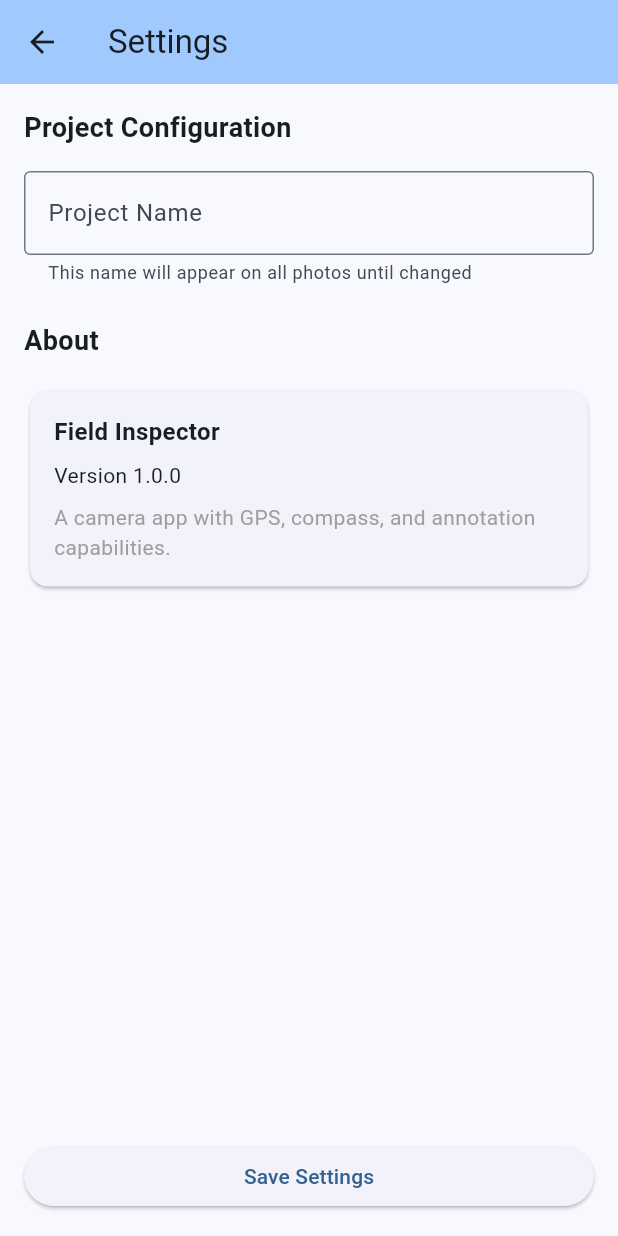
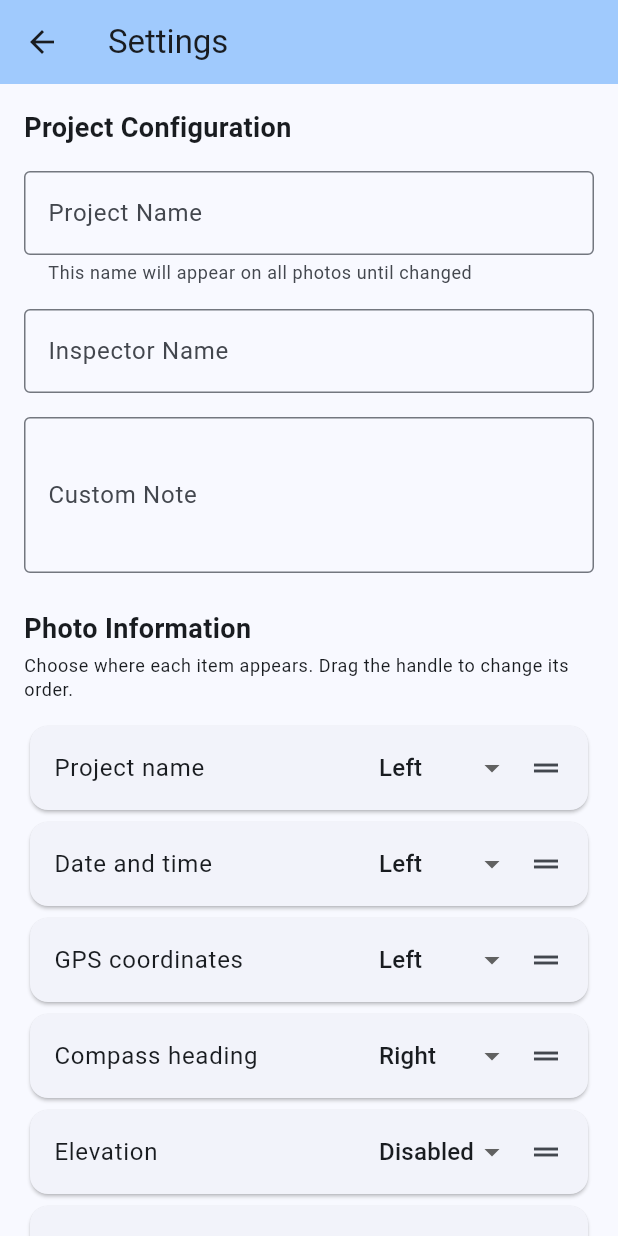
Before and after one commit to pizzabagel88/Field_Inspector, a Flutter app: the SettingsScreen screen opened directly, on a phone screen of 412 x 824 dp. Run offline on Flutter 3.47's test engine with Material 3 defaults, Android fonts, the phone set to English and light mode, and no system bars; our stand-ins replace camera, geolocator, permission_handler, sensors_plus, shared_preferences; accounts and stored records are empty.

Commit message:
Add configurable photo annotations

```diff
--- /dev/null
+++ b/lib/models/annotation_settings.dart
@@ -0,0 +1,103 @@
+import 'dart:convert';
+
+import 'package:shared_preferences/shared_preferences.dart';
+
+enum AnnotationPlacement { left, right, disabled }
+
+class AnnotationItem {
+  const AnnotationItem({
+    required this.id,
+    required this.label,
+    required this.placement,
+  });
+
+  final String id;
+  final String label;
+  final AnnotationPlacement placement;
+
+  AnnotationItem copyWith({AnnotationPlacement? placement}) {
+    return AnnotationItem(
+      id: id,
+      label: label,
+      placement: placement ?? this.placement,
+    );
+  }
+}
+
+class AnnotationSettings {
+  AnnotationSettings(this.items);
+
+  static const _preferencesKey = 'annotation_settings';
+  final List<AnnotationItem> items;
+
+  static const defaults = <AnnotationItem>[
+    AnnotationItem(
+        id: 'project_name',
+        label: 'Project name',
+        placement: AnnotationPlacement.left),
+    AnnotationItem(
+        id: 'date_time',
+        label: 'Date and time',
+        placement: AnnotationPlacement.left),
+    AnnotationItem(
+        id: 'coordinates',
+        label: 'GPS coordinates',
+        placement: AnnotationPlacement.left),
+    AnnotationItem(
+        id: 'compass',
+        label: 'Compass heading',
+        placement: AnnotationPlacement.right),
+    AnnotationItem(
+        id: 'elevation',
+        label: 'Elevation',
+        placement: AnnotationPlacement.disabled),
+    AnnotationItem(
+        id: 'inspector_name',
+        label: 'Inspector name',
+        placement: AnnotationPlacement.disabled),
+    AnnotationItem(
+        id: 'custom_note',
+        label: 'Custom note',
+        placement: AnnotationPlacement.disabled),
+    AnnotationItem(
+        id: 'photo_sequence',
+        label: 'Photo sequence number',
+        placement: AnnotationPlacement.disabled),
+  ];
+
+  static Future<AnnotationSettings> load(SharedPreferences preferences) async {
+    final savedValue = preferences.getString(_preferencesKey);
+    if (savedValue == null) return AnnotationSettings(List.of(defaults));
+
+    try {
+      final decoded = jsonDecode(savedValue) as List<dynamic>;
+      final savedItems = <AnnotationItem>[];
+      for (final value in decoded) {
+        final map = value as Map<String, dynamic>;
+        final id = map['id'] as String;
+        final definition = defaults.where((item) => item.id == id).firstOrNull;
+        final placement = AnnotationPlacement.values
+            .where((value) => value.name == map['placement'])
+            .firstOrNull;
+        if (definition != null && placement != null) {
+          savedItems.add(definition.copyWith(placement: placement));
+        }
+      }
+      for (final definition in defaults) {
+        if (!savedItems.any((item) => item.id == definition.id)) {
+          savedItems.add(definition);
+        }
+      }
+      return AnnotationSettings(savedItems);
+    } catch (_) {
+      return AnnotationSettings(List.of(defaults));
+    }
+  }
+
+  Future<void> save(SharedPreferences preferences) async {
+    final value = items
+        .map((item) => {'id': item.id, 'placement': item.placement.name})
+        .toList();
+    await preferences.setString(_preferencesKey, jsonEncode(value));
+  }
+}
--- a/lib/screens/camera_screen.dart
+++ b/lib/screens/camera_screen.dart
@@ -6,9 +6,10 @@ import 'package:geolocator/geolocator.dart';
 import 'package:sensors_plus/sensors_plus.dart';
 import 'package:shared_preferences/shared_preferences.dart';
 import 'package:path_provider/path_provider.dart';
-import 'package:path/path.dart' as path;
 import 'package:intl/intl.dart';
 import 'dart:math' as math;
+
+import '../models/annotation_settings.dart';
 
 class CameraScreen extends StatefulWidget {
   const CameraScreen({super.key});
@@ -21,6 +22,10 @@ class _CameraScreenState extends State<CameraScreen> {
   CameraController? _controller;
   List<CameraDescription>? _cameras;
   String? _projectName;
+  String _inspectorName = '';
+  String _customNote = '';
+  int _photoSequence = 1;
+  List<AnnotationItem> _annotationItems = List.of(AnnotationSettings.defaults);
   Position? _currentPosition;
   double? _compassDirection;
   StreamSubscription<Position>? _positionSubscription;
@@ -36,7 +41,7 @@ class _CameraScreenState extends State<CameraScreen> {
   void initState() {
     super.initState();
     _initializeCamera();
-    _loadProjectName();
+    _loadSettings();
     _startLocationUpdates();
     _startCompassUpdates();
   }
@@ -68,10 +73,16 @@ class _CameraScreenState extends State<CameraScreen> {
     }
   }
 
-  Future<void> _loadProjectName() async {
+  Future<void> _loadSettings() async {
     final prefs = await SharedPreferences.getInstance();
+    final annotationSettings = await AnnotationSettings.load(prefs);
+    if (!mounted) return;
     setState(() {
       _projectName = prefs.getString('project_name') ?? 'Default Project';
+      _inspectorName = prefs.getString('inspector_name') ?? '';
+      _customNote = prefs.getString('custom_note') ?? '';
+      _photoSequence = prefs.getInt('photo_sequence') ?? 1;
+      _annotationItems = annotationSettings.items;
     });
   }
 
@@ -101,8 +112,9 @@ class _CameraScreenState extends State<CameraScreen> {
       distanceFilter: 10,
     );
 
-    _positionSubscription = Geolocator.getPositionStream(locationSettings: locationSettings)
-        .listen((Position position) {
+    _positionSubscription =
+        Geolocator.getPositionStream(locationSettings: locationSettings).listen(
+            (Position position) {
       if (mounted) {
         setState(() {
           _currentPosition = position;
@@ -114,7 +126,8 @@ class _CameraScreenState extends State<CameraScreen> {
   }
 
   void _startCompassUpdates() {
-    _magnetometerSubscription = magnetometerEventStream().listen((MagnetometerEvent event) {
+    _magnetometerSubscription =
+        magnetometerEventStream().listen((MagnetometerEvent event) {
       if (mounted) {
         setState(() {
           _magnetometerValues = [event.x, event.y, event.z];
@@ -125,7 +138,9 @@ class _CameraScreenState extends State<CameraScreen> {
   }
 
   double? _calculateCompassDirection() {
-    if (_magnetometerValues == null || _magnetometerValues!.length < 3) return null;
+    if (_magnetometerValues == null || _magnetometerValues!.length < 3) {
+      return null;
+    }
 
     final x = _magnetometerValues![0];
     final y = _magnetometerValues![1];
@@ -178,6 +193,66 @@ class _CameraScreenState extends State<CameraScreen> {
     return DateFormat('MMM d, yyyy h:mm a').format(now);
   }
 
+  String _formatElevation(Position? position) {
+    if (position == null) return 'Elevation: N/A';
+    return 'Elevation: ${position.altitude.toStringAsFixed(1)} m';
+  }
+
+  String _annotationText(String id) {
+    switch (id) {
+      case 'project_name':
+        final projectName = _projectName?.trim() ?? '';
+        return projectName.isEmpty ? 'Default Project' : projectName;
+      case 'date_time':
+        return _formatDateTime();
+      case 'coordinates':
+        return _formatCoordinates(_currentPosition);
+      case 'compass':
+        return _formatCompassDirection(_compassDirection);
+      case 'elevation':
+        return _formatElevation(_currentPosition);
+      case 'inspector_name':
+        return _inspectorName.isEmpty
+            ? 'Inspector: N/A'
+            : 'Inspector: $_inspectorName';
+      case 'custom_note':
+        return _customNote.isEmpty ? 'Note: N/A' : 'Note: $_customNote';
+      case 'photo_sequence':
+        return 'Photo #${_photoSequence.toString().padLeft(4, '0')}';
+      default:
+        return '';
+    }
+  }
+
+  Widget _buildAnnotationColumn(AnnotationPlacement placement) {
+    final items =
+        _annotationItems.where((item) => item.placement == placement).toList();
+
+    return Expanded(
+      child: Column(
+        crossAxisAlignment: placement == AnnotationPlacement.left
+            ? CrossAxisAlignment.start
+            : CrossAxisAlignment.end,
+        mainAxisSize: MainAxisSize.min,
+        children: items
+            .map(
+              (item) => Text(
+                _annotationText(item.id),
+                textAlign: placement == AnnotationPlacement.left
+                    ? TextAlign.left
+                    : TextAlign.right,
+                style: const TextStyle(
+                  color: Colors.white,
+                  fontSize: 10,
+                  fontWeight: FontWeight.normal,
+                ),
+              ),
+            )
+            .toList(),
+      ),
+    );
+  }
+
   Future<void> _takePicture() async {
     if (_controller == null || !_controller!.value.isInitialized) return;
 
@@ -204,7 +279,14 @@ class _CameraScreenState extends State<CameraScreen> {
 
       await File(annotatedImage.path).copy(savedPath);
 
+      final preferences = await SharedPreferences.getInstance();
+      final nextSequence = _photoSequence + 1;
+      await preferences.setInt('photo_sequence', nextSequence);
+
       if (mounted) {
+        setState(() {
+          _photoSequence = nextSequence;
+        });
         ScaffoldMessenger.of(context).showSnackBar(
           SnackBar(content: Text('Photo saved to $savedPath')),
         );
@@ -317,50 +399,10 @@ class _CameraScreenState extends State<CameraScreen> {
                   right: 16,
                   bottom: 100,
                   child: Row(
-                    mainAxisAlignment: MainAxisAlignment.spaceBetween,
                     children: [
-                      // Left side: Project name, date/time, GPS
-                      Expanded(
-                        child: Column(
-                          crossAxisAlignment: CrossAxisAlignment.start,
-                          mainAxisSize: MainAxisSize.min,
-                          children: [
-                            Text(
-                              _projectName ?? 'Default Project',
-                              style: const TextStyle(
-                                color: Colors.white,
-                                fontSize: 10,
-                                fontWeight: FontWeight.normal,
-                              ),
-                            ),
-                            Text(
-                              _formatDateTime(),
-                              style: const TextStyle(
-                                color: Colors.white,
-                                fontSize: 10,
-                                fontWeight: FontWeight.normal,
-                              ),
-                            ),
-                            Text(
-                              _formatCoordinates(_currentPosition),
-                              style: const TextStyle(
-                                color: Colors.white,
-                                fontSize: 10,
-                                fontWeight: FontWeight.normal,
-                              ),
-                            ),
-                          ],
-                        ),
-                      ),
-                      // Right side: Compass direction
-                      Text(
-                        _formatCompassDirection(_compassDirection),
-                        style: const TextStyle(
-                          color: Colors.white,
-                          fontSize: 10,
-                          fontWeight: FontWeight.normal,
-                        ),
-                      ),
+                      _buildAnnotationColumn(AnnotationPlacement.left),
+                      const SizedBox(width: 16),
+                      _buildAnnotationColumn(AnnotationPlacement.right),
                     ],
                   ),
                 ),
--- a/lib/screens/settings_screen.dart
+++ b/lib/screens/settings_screen.dart
@@ -1,5 +1,7 @@
 import 'package:flutter/material.dart';
 import 'package:shared_preferences/shared_preferences.dart';
+
+import '../models/annotation_settings.dart';
 
 class SettingsScreen extends StatefulWidget {
   const SettingsScreen({super.key});
@@ -10,6 +12,10 @@ class SettingsScreen extends StatefulWidget {
 
 class _SettingsScreenState extends State<SettingsScreen> {
   final TextEditingController _projectNameController = TextEditingController();
+  final TextEditingController _inspectorNameController =
+      TextEditingController();
+  final TextEditingController _customNoteController = TextEditingController();
+  List<AnnotationItem> _annotationItems = [];
   bool _isLoading = true;
 
   @override
@@ -19,29 +25,36 @@ class _SettingsScreenState extends State<SettingsScreen> {
   }
 
   Future<void> _loadSettings() async {
-    final prefs = await SharedPreferences.getInstance();
-    final projectName = prefs.getString('project_name') ?? 'Default Project';
+    final preferences = await SharedPreferences.getInstance();
+    final annotationSettings = await AnnotationSettings.load(preferences);
+    if (!mounted) return;
 
     setState(() {
-      _projectNameController.text = projectName;
+      _projectNameController.text =
+          preferences.getString('project_name') ?? 'Default Project';
+      _inspectorNameController.text =
+          preferences.getString('inspector_name') ?? '';
+      _customNoteController.text = preferences.getString('custom_note') ?? '';
+      _annotationItems = annotationSettings.items;
       _isLoading = false;
     });
   }
 
-  Future<void> _saveSettings() async {
-    final prefs = await SharedPreferences.getInstance();
-    await prefs.setString('project_name', _projectNameController.text);
+  Future<void> _saveTextSetting(String key, String value) async {
+    final preferences = await SharedPreferences.getInstance();
+    await preferences.setString(key, value.trim());
+  }
 
-    if (mounted) {
-      ScaffoldMessenger.of(context).showSnackBar(
-        const SnackBar(content: Text('Settings saved')),
-      );
-    }
+  Future<void> _saveAnnotationSettings() async {
+    final preferences = await SharedPreferences.getInstance();
+    await AnnotationSettings(_annotationItems).save(preferences);
   }
 
   @override
   void dispose() {
     _projectNameController.dispose();
+    _inspectorNameController.dispose();
+    _customNoteController.dispose();
     super.dispose();
   }
 
@@ -56,21 +69,18 @@ class _SettingsScreenState extends State<SettingsScreen> {
         title: const Text('Settings'),
         backgroundColor: Theme.of(context).colorScheme.inversePrimary,
       ),
-      body: Padding(
-        padding: const EdgeInsets.all(16.0),
-        child: Column(
-          crossAxisAlignment: CrossAxisAlignment.start,
+      body: SafeArea(
+        child: ListView(
+          padding: const EdgeInsets.all(16),
           children: [
             const Text(
               'Project Configuration',
-              style: TextStyle(
-                fontSize: 18,
-                fontWeight: FontWeight.bold,
-              ),
+              style: TextStyle(fontSize: 18, fontWeight: FontWeight.bold),
             ),
             const SizedBox(height: 16),
             TextField(
               controller: _projectNameController,
+              onChanged: (value) => _saveTextSetting('project_name', value),
               decoration: const InputDecoration(
                 labelText: 'Project Name',
                 hintText: 'Enter project name',
@@ -78,27 +88,109 @@ class _SettingsScreenState extends State<SettingsScreen> {
                 helperText: 'This name will appear on all photos until changed',
               ),
             ),
+            const SizedBox(height: 16),
+            TextField(
+              controller: _inspectorNameController,
+              onChanged: (value) => _saveTextSetting('inspector_name', value),
+              decoration: const InputDecoration(
+                labelText: 'Inspector Name',
+                hintText: 'Enter inspector name',
+                border: OutlineInputBorder(),
+              ),
+            ),
+            const SizedBox(height: 16),
+            TextField(
+              controller: _customNoteController,
+              onChanged: (value) => _saveTextSetting('custom_note', value),
+              maxLines: 3,
+              decoration: const InputDecoration(
+                labelText: 'Custom Note',
+                hintText: 'Enter a note to display on photos',
+                border: OutlineInputBorder(),
+              ),
+            ),
+            const SizedBox(height: 24),
+            const Text(
+              'Photo Information',
+              style: TextStyle(fontSize: 18, fontWeight: FontWeight.bold),
+            ),
+            const SizedBox(height: 4),
+            Text(
+              'Choose where each item appears. Drag the handle to change its order.',
+              style: Theme.of(context).textTheme.bodySmall,
+            ),
+            const SizedBox(height: 12),
+            ReorderableListView.builder(
+              shrinkWrap: true,
+              physics: const NeverScrollableScrollPhysics(),
+              buildDefaultDragHandles: false,
+              itemCount: _annotationItems.length,
+              onReorderItem: (oldIndex, newIndex) {
+                setState(() {
+                  final item = _annotationItems.removeAt(oldIndex);
+                  _annotationItems.insert(newIndex, item);
+                });
+                _saveAnnotationSettings();
+              },
+              itemBuilder: (context, index) {
+                final item = _annotationItems[index];
+                return Card(
+                  key: ValueKey(item.id),
+                  child: ListTile(
+                    contentPadding: const EdgeInsets.only(left: 16, right: 4),
+                    title: Text(item.label),
+                    trailing: Row(
+                      mainAxisSize: MainAxisSize.min,
+                      children: [
+                        DropdownButton<AnnotationPlacement>(
+                          value: item.placement,
+                          underline: const SizedBox.shrink(),
+                          items: AnnotationPlacement.values
+                              .map(
+                                (placement) => DropdownMenuItem(
+                                  value: placement,
+                                  child: Text(_placementLabel(placement)),
+                                ),
+                              )
+                              .toList(),
+                          onChanged: (placement) {
+                            if (placement == null) return;
+                            setState(() {
+                              _annotationItems[index] =
+                                  item.copyWith(placement: placement);
+                            });
+                            _saveAnnotationSettings();
+                          },
+                        ),
+                        ReorderableDragStartListener(
+                          index: index,
+                          child: const Padding(
+                            padding: EdgeInsets.all(12),
+                            child: Icon(Icons.drag_handle),
+                          ),
+                        ),
+                      ],
+                    ),
+                  ),
+                );
+              },
+            ),
             const SizedBox(height: 24),
             const Text(
               'About',
-              style: TextStyle(
-                fontSize: 18,
-                fontWeight: FontWeight.bold,
-              ),
+              style: TextStyle(fontSize: 18, fontWeight: FontWeight.bold),
             ),
             const SizedBox(height: 16),
             const Card(
               child: Padding(
-                padding: EdgeInsets.all(16.0),
+                padding: EdgeInsets.all(16),
                 child: Column(
                   crossAxisAlignment: CrossAxisAlignment.start,
                   children: [
                     Text(
                       'Field Inspector',
-                      style: TextStyle(
-                        fontSize: 16,
-                        fontWeight: FontWeight.bold,
-                      ),
+                      style:
+                          TextStyle(fontSize: 16, fontWeight: FontWeight.bold),
                     ),
                     SizedBox(height: 8),
                     Text('Version 1.0.0'),
@@ -111,17 +203,33 @@ class _SettingsScreenState extends State<SettingsScreen> {
                 ),
               ),
             ),
-            const Spacer(),
-            SizedBox(
-              width: double.infinity,
-              child: ElevatedButton(
-                onPressed: _saveSettings,
-                child: const Text('Save Settings'),
-              ),
+            const SizedBox(height: 24),
+            Row(
+              mainAxisAlignment: MainAxisAlignment.center,
+              children: [
+                Icon(
+                  Icons.cloud_done_outlined,
+                  size: 18,
+                  color: Theme.of(context).colorScheme.primary,
+                ),
+                const SizedBox(width: 8),
+                const Text('Changes are saved automatically'),
+              ],
             ),
           ],
         ),
       ),
     );
   }
+
+  String _placementLabel(AnnotationPlacement placement) {
+    switch (placement) {
+      case AnnotationPlacement.left:
+        return 'Left';
+      case AnnotationPlacement.right:
+        return 'Right';
+      case AnnotationPlacement.disabled:
+        return 'Disabled';
+    }
+  }
 }
```
Also changed, not shown: 2 other files.
